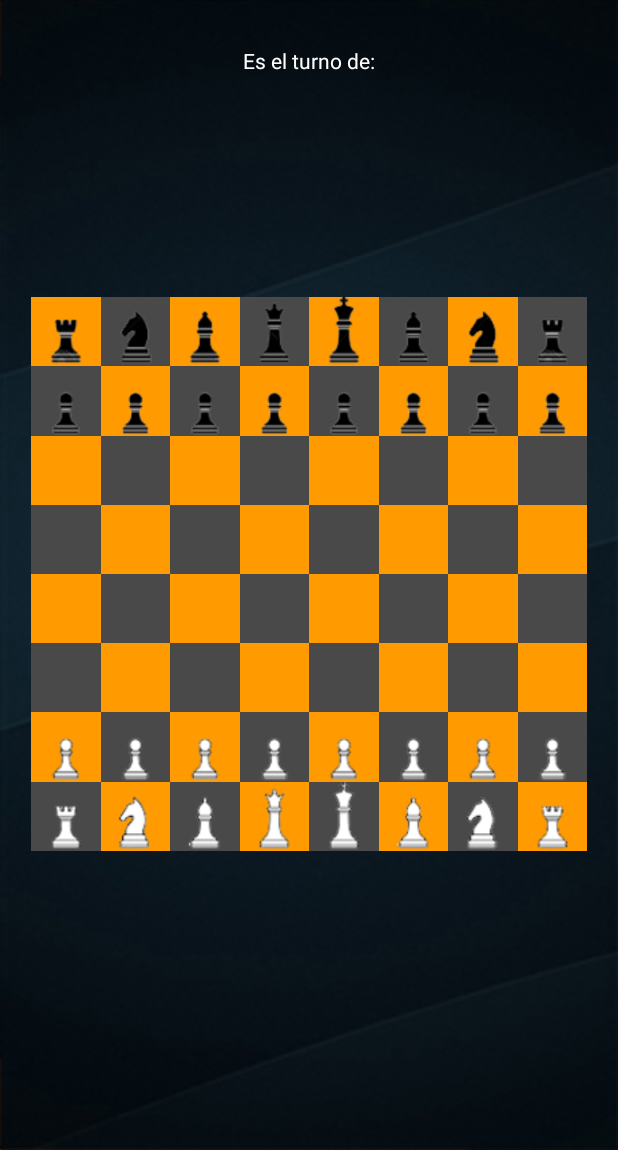
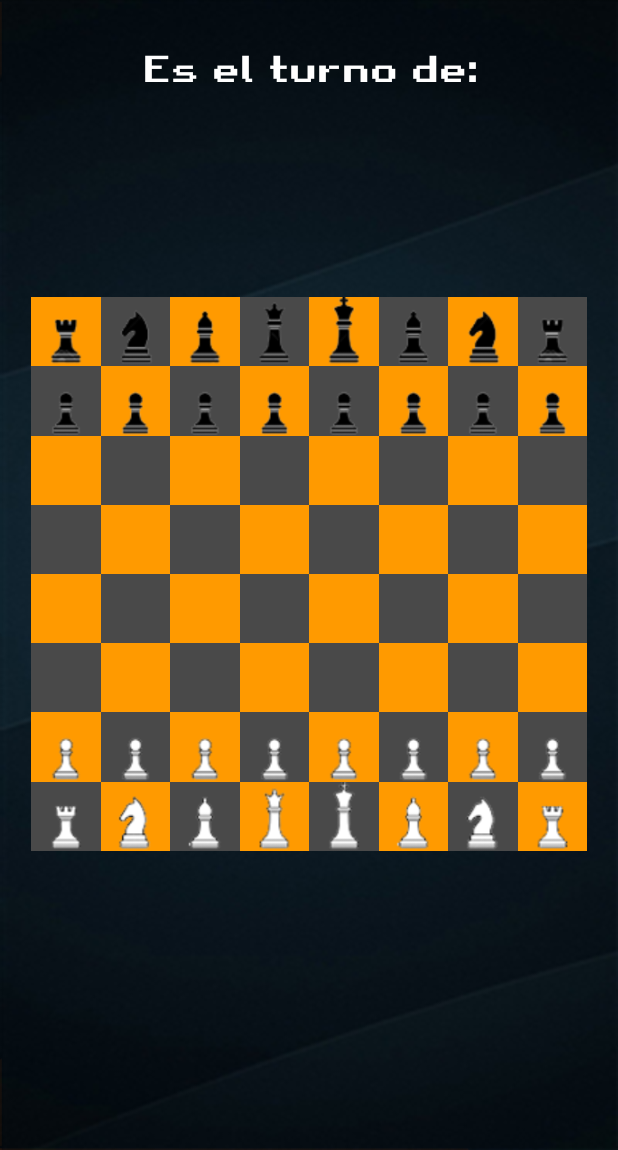
Before and after one commit to SaymedDustga/Chess, an Android app: the GameActivity screen opened directly, with no data from a screen before it, on a phone screen of 412 x 824 dp, the part 86-1236 px from its top. Run offline under Robolectric (Android 15) with nearby library versions, the phone set to English and light mode, and no system bars; 2 statements that could not run were skipped.

Commit message:
Ligeras modificaciones visuales y sonido al moverse

```diff
--- a/app/src/main/java/com/saymeddustga/chess/GameActivity.java
+++ b/app/src/main/java/com/saymeddustga/chess/GameActivity.java
@@ -5,6 +5,8 @@ import androidx.appcompat.app.AppCompatActivity;
 
 import android.content.DialogInterface;
 import android.graphics.Color;
+import android.graphics.Typeface;
+import android.media.MediaPlayer;
 import android.os.Bundle;
 import android.view.View;
 import android.widget.ImageView;
@@ -230,9 +232,11 @@ public class GameActivity extends AppCompatActivity {
     private boolean finDelJuego = false;
 
     private ImageView[][] imageViews = new ImageView[8][8];
-    private TextView tvNick;
+    private TextView tvNick, tvEsTurno;
 
     private String nick1, nick2;
+
+    MediaPlayer movimiento;
 
     @Override
     protected void onCreate(Bundle savedInstanceState) {
@@ -240,12 +244,18 @@ public class GameActivity extends AppCompatActivity {
         setContentView(R.layout.activity_game);
 
         tvNick = findViewById(R.id.textViewJugadorEnTurno);
+        tvEsTurno = findViewById(R.id.textViewEsTurnoDe);
 
         // Extras: obtener el nick de usuario y setear en textview
         Bundle Extras = getIntent().getExtras();
         nick1 = Extras.getString(Constantes.EXTRA_NICK1);
         nick2 = Extras.getString(Constantes.EXTRA_NICK2);
         tvNick.setText(nick1);
+
+        Typeface typeface = Typeface.createFromAsset(getAssets(),"pixel.ttf");
+
+        tvEsTurno.setTypeface(typeface);
+        tvNick.setTypeface(typeface);
 
         imageViews[7][0] = findViewById(R.id.imageViewA1);
         imageViews[7][1] = findViewById(R.id.imageViewB1);
@@ -835,8 +845,13 @@ public class GameActivity extends AppCompatActivity {
         AlertDialog.Builder builder = new AlertDialog.Builder(GameActivity.this);
 
         // 2. Chain together various setter methods to set the dialog characteristics
-        builder.setMessage("El ganador el es player "+ganador)
-                .setTitle("Game Over");
+        if(ganador == 1) {
+            builder.setMessage("El ganador el es: " + nick1)
+                    .setTitle("Game Over");
+        }else{
+            builder.setMessage("El ganador el es: " + nick2)
+                    .setTitle("Game Over");
+        }
 
         // Add the buttons
         /*builder.setPositiveButton("Jugar de nuevo", new DialogInterface.OnClickListener() {
@@ -893,6 +908,13 @@ public class GameActivity extends AppCompatActivity {
                     pintarFondo(filaPiezaCaso, columnaPiezaCaso);
                     permiso = false;
                     sincronizar(filaTrabajando, columnaTrabajando);
+                    //Sonido movimieto
+                    if (movimiento != null) {
+                        movimiento.release();
+                    }
+                    movimiento = MediaPlayer.create(GameActivity.this, R.raw.mov);
+                    movimiento.start();
+
                     finDelJuego = GameOver();
                     if(finDelJuego == true){
                         mostrarDialogoGameOver();
--- a/app/src/main/res/layout/activity_game.xml
+++ b/app/src/main/res/layout/activity_game.xml
@@ -853,12 +853,13 @@
     </androidx.constraintlayout.widget.ConstraintLayout>
 
     <TextView
-        android:id="@+id/textView"
+        android:id="@+id/textViewEsTurnoDe"
         android:layout_width="wrap_content"
         android:layout_height="wrap_content"
         android:layout_marginTop="32dp"
         android:text="Es el turno de:"
         android:textColor="@android:color/white"
+        android:textSize="24sp"
         app:layout_constraintEnd_toEndOf="parent"
         app:layout_constraintStart_toStartOf="parent"
         app:layout_constraintTop_toTopOf="parent" />
@@ -867,11 +868,12 @@
         android:id="@+id/textViewJugadorEnTurno"
         android:layout_width="wrap_content"
         android:layout_height="wrap_content"
+        android:layout_marginTop="16dp"
         android:textColor="@android:color/white"
-        app:layout_constraintBottom_toTopOf="@+id/guideline3"
+        android:textSize="24sp"
         app:layout_constraintEnd_toEndOf="parent"
         app:layout_constraintStart_toStartOf="parent"
-        app:layout_constraintTop_toBottomOf="@+id/textView" />
+        app:layout_constraintTop_toBottomOf="@+id/textViewEsTurnoDe" />
 
     <androidx.constraintlayout.widget.Guideline
         android:id="@+id/guideline3"
```
Also changed, not shown: 1 other file.
